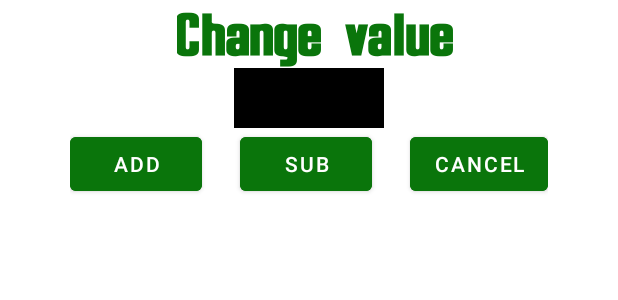
After one commit to Node-23/Fallout-2d20-App, an Android app: the layout change_popup.xml on its own in the app's theme, with its tools: preview values and no code run, on a phone screen of 412 x 824 dp. The commit adds this screen. Shown: the top 300 px of the screen. Run offline under Robolectric (Android 15) with nearby library versions, the phone set to English and light mode, and no system bars.

Commit message:
Popup added when click in the item value to change a large value

```diff
--- /dev/null
+++ b/app/src/main/res/layout/change_popup.xml
@@ -0,0 +1,67 @@
+<?xml version="1.0" encoding="utf-8"?>
+<LinearLayout xmlns:android="http://schemas.android.com/apk/res/android"
+    xmlns:tools="http://schemas.android.com/tools"
+    android:layout_width="match_parent"
+    android:paddingBottom="30dp"
+    android:layout_height="wrap_content"
+    android:gravity="center"
+    android:orientation="vertical">
+
+    <TextView
+        android:layout_marginStart="5dp"
+        android:fontFamily="@font/overseer_bold"
+        android:id="@+id/atributeName"
+        android:textColor="@color/pipBoyGreen"
+        android:layout_width="wrap_content"
+        android:layout_height="wrap_content"
+        android:text="@string/change_value"
+        android:textSize="40sp" />
+
+    <EditText
+        android:gravity="center"
+        android:inputType="number"
+        android:id="@+id/valueToChange"
+        android:textSize="20sp"
+        android:textColor="@color/white"
+        android:background="@color/black"
+        android:layout_width="100dp"
+        android:layout_height="40dp"/>
+
+    <LinearLayout
+        android:layout_width="wrap_content"
+        android:layout_height="match_parent"
+        android:orientation="horizontal">
+
+    <Button
+        android:id="@+id/addBt"
+        android:backgroundTint="@color/pipBoyGreen"
+        android:text="@string/add"
+        android:layout_width="wrap_content"
+        android:layout_height="wrap_content"/>
+
+    <Space
+        android:layout_width="25dp"
+        android:layout_height="match_parent" />
+
+    <Button
+        android:id="@+id/subBt"
+        android:backgroundTint="@color/pipBoyGreen"
+        android:text="@string/sub"
+        android:layout_width="wrap_content"
+        android:layout_height="wrap_content"/>
+
+    <Space
+        android:layout_width="25dp"
+        android:layout_height="match_parent" />
+
+    <Button
+        android:id="@+id/cancelBt"
+        android:backgroundTint="@color/pipBoyGreen"
+        android:text="@string/cancel"
+        android:layout_width="wrap_content"
+        android:layout_height="wrap_content"/>
+
+    </LinearLayout>
+
+
+</LinearLayout>
--- a/app/src/main/res/values/strings.xml
+++ b/app/src/main/res/values/strings.xml
@@ -5,4 +5,8 @@
     <string name="atribute_value_example">15</string>
     <string name="loading">LOADING</string>
     <string name="items_title">AMMO</string>
+    <string name="change_value">Change value</string>
+    <string name="add">Add</string>
+    <string name="sub">Sub</string>
+    <string name="cancel">Cancel</string>
 </resources>
```
Also changed, not shown: app/src/main/java/com/rubick/falloutrpgapp/Service/PreferenceData.java (+0 -13 lines), app/src/main/java/com/rubick/falloutrpgapp/View/Items.java (+58 -0 lines), app/src/main/java/com/rubick/falloutrpgapp/View/Status.java (+53 -4 lines).
